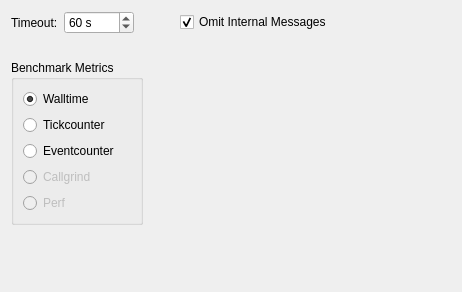
The window that plugins/autotest/testsettingspage.ui (qt-creator/qt-creator) describes before a commit, drawn with Qt 5.
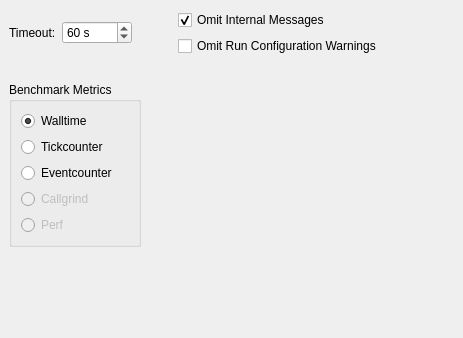
The same window after the commit.

Commit message:
Try to guess run configuration if none is explicitly set
Additionally provide a setting to not display warnings regarding
using a guessed run configuration.

```diff
--- a/plugins/autotest/testsettingspage.ui
+++ b/plugins/autotest/testsettingspage.ui
@@ -6,14 +6,23 @@
    <rect>
     <x>0</x>
     <y>0</y>
-    <width>462</width>
-    <height>292</height>
+    <width>463</width>
+    <height>338</height>
    </rect>
   </property>
   <property name="windowTitle">
    <string>Form</string>
   </property>
-  <layout class="QVBoxLayout" name="verticalLayout_3">
+  <widget class="QWidget" name="">
+   <property name="geometry">
+    <rect>
+     <x>9</x>
+     <y>10</y>
+     <width>435</width>
+     <height>307</height>
+    </rect>
+   </property>
+   <layout class="QVBoxLayout" name="verticalLayout_4">
    <item>
     <layout class="QHBoxLayout" name="horizontalLayout_3">
      <item>
@@ -70,6 +79,8 @@
       </spacer>
      </item>
      <item>
+       <layout class="QVBoxLayout" name="verticalLayout_3">
+        <item>
       <widget class="QCheckBox" name="omitInternalMsgCB">
        <property name="toolTip">
         <string>If checked Internal Messages won't be shown by default. (You can still enable them on the test results filter)</string>
@@ -83,6 +94,18 @@
       </widget>
      </item>
      <item>
+         <widget class="QCheckBox" name="omitRunConfigWarnCB">
+          <property name="toolTip">
+           <string>If checked Warnings regarding a guessed Run Configuration won't be shown.</string>
+          </property>
+          <property name="text">
+           <string>Omit Run Configuration Warnings</string>
+          </property>
+         </widget>
+        </item>
+       </layout>
+      </item>
+      <item>
       <spacer name="horizontalSpacer">
        <property name="orientation">
         <enum>Qt::Horizontal</enum>
@@ -252,6 +275,7 @@
     </spacer>
    </item>
   </layout>
+  </widget>
  </widget>
  <resources/>
  <connections/>
```
Lines whose indentation alone changed are shown as unchanged. The commit also changes 7 other files.
